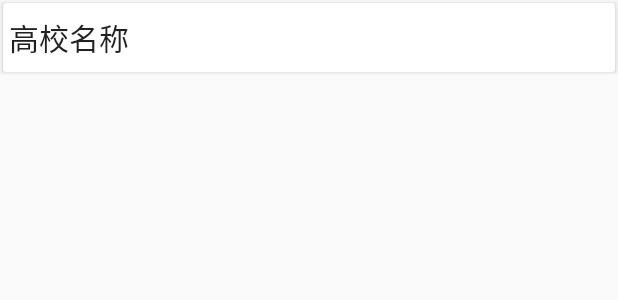
After one commit to styluo/CollegeEntranceExamination, an Android app: the layout item_majordetail_college.xml on its own in the app's theme, with its tools: preview values and no code run, on a phone screen of 412 x 824 dp. The commit adds this screen. Shown: the top 300 px of the screen. Run offline under Robolectric (Android 15) with nearby library versions, the phone set to English and light mode, and no system bars; network calls fail.

Commit message:
添加查询专业开设高校，并且修复数据由于多线程导致重复加载问题，因为监听滑动事件，并另启线程加载数据导致了数据部分丢失以及部分重复的问题已经修复

```diff
--- a/app/src/main/java/edu/shu/styluo/collegeentranceexamination/customview/BasePopupWindow.java
+++ b/app/src/main/java/edu/shu/styluo/collegeentranceexamination/customview/BasePopupWindow.java
@@ -7,7 +7,6 @@ import android.graphics.drawable.ColorDrawable;
 import android.graphics.drawable.Drawable;
 import android.view.KeyEvent;
 import android.view.View;
-import android.view.ViewGroup;
 import android.view.Window;
 import android.view.WindowManager;
 import android.widget.PopupWindow;
@@ -54,8 +53,8 @@ public class BasePopupWindow extends PopupWindow {
      * */
     private void initBasePopupWindow() {
         setAnimationStyle(android.R.style.Animation_Dialog);
-        setHeight(ViewGroup.LayoutParams.WRAP_CONTENT);
-        setWidth(ViewGroup.LayoutParams.WRAP_CONTENT);
+       // setHeight(ViewGroup.LayoutParams.MATCH_PARENT);
+       // setWidth(ViewGroup.LayoutParams.MATCH_PARENT);
         setOutsideTouchable(true);
         setFocusable(true);
     }
--- a/app/src/main/java/edu/shu/styluo/collegeentranceexamination/presenter/MajorListContract.java
+++ b/app/src/main/java/edu/shu/styluo/collegeentranceexamination/presenter/MajorListContract.java
@@ -32,6 +32,12 @@ public interface MajorListContract {
          * @param majorInfoList
          */
         public void getMoreData(List<MajorInfo> majorInfoList);
+
+        /**
+         * 设置加载状态
+         * @param isLoading
+         */
+        public void setLoadingState(boolean isLoading);
     }
 
     interface presenter extends BasePresenter{
--- a/app/src/main/java/edu/shu/styluo/collegeentranceexamination/presenter/MajorListPresenter.java
+++ b/app/src/main/java/edu/shu/styluo/collegeentranceexamination/presenter/MajorListPresenter.java
@@ -98,6 +98,7 @@ public class MajorListPresenter implements MajorListContract.presenter{
             public void onAsyncOperationCompleted(AsyncOperation operation) {
                 List<MajorInfo> majorInfoList = (List<MajorInfo>) operation.getResult();
                 mMajorListView.getMoreData(majorInfoList);
+                mMajorListView.setLoadingState(false);
             }
         });
 
--- a/app/src/main/java/edu/shu/styluo/collegeentranceexamination/utils/CorrectLocalDataUtils.java
+++ b/app/src/main/java/edu/shu/styluo/collegeentranceexamination/utils/CorrectLocalDataUtils.java
@@ -18,7 +18,7 @@ public class CorrectLocalDataUtils {
         if(isContainsStr(majorId)){
             return majorId; //含有字母的majorId未出错
         }
-        StringBuffer result = new StringBuffer(0);
+        StringBuffer result = new StringBuffer("0");
         //如果只有5位，则说明缺了前导0
         if(majorId.length() == 5){
             return result.append(majorId).toString();
--- /dev/null
+++ b/app/src/main/res/layout/item_majordetail_college.xml
@@ -0,0 +1,26 @@
+<?xml version="1.0" encoding="utf-8"?>
+<LinearLayout xmlns:android="http://schemas.android.com/apk/res/android"
+    xmlns:tools="http://schemas.android.com/tools"
+    android:orientation="vertical" android:layout_width="match_parent"
+    android:layout_height="wrap_content">
+
+    <android.support.v7.widget.CardView
+        android:layout_width="match_parent"
+        android:layout_height="wrap_content"
+        android:layout_margin="@dimen/pw_cv_margin">
+        <LinearLayout
+            style="@style/MajoInfo.Widget.CardContent"
+            android:layout_width="match_parent"
+            android:layout_height="wrap_content">
+
+            <TextView
+                android:id="@+id/tv_majordetail_college"
+                android:layout_width="match_parent"
+                android:layout_height="wrap_content"
+                android:textAppearance="@style/TextAppearance.AppCompat.Title"
+                android:lines="1"
+                android:ellipsize="end"
+                tools:text="高校名称"/>
+        </LinearLayout>
+    </android.support.v7.widget.CardView>
+</LinearLayout>
--- a/app/src/main/res/values/dimens.xml
+++ b/app/src/main/res/values/dimens.xml
@@ -43,4 +43,9 @@
 
     <!--MajorInfoDetailActivity-->
     <dimen name="major_detail_cv_margin">2dp</dimen>
+
+    <!--MajorInfoDetail下的PopupWindow-->
+    <dimen name="pw_major_detail_lw">320dp</dimen>
+    <dimen name="pw_major_detail_lh">480dp</dimen>
+    <dimen name="pw_cv_margin">2dp</dimen>
 </resources>
```
Also changed, not shown: app/src/main/java/edu/shu/styluo/collegeentranceexamination/presenter/MajorInfoDetailContract.java (+38 -0 lines), app/src/main/java/edu/shu/styluo/collegeentranceexamination/presenter/MajorInfoDetailPresenter.java (+50 -0 lines), app/src/main/java/edu/shu/styluo/collegeentranceexamination/view/activity/MajorInfoDetailActivity.java (+84 -3 lines), app/src/main/java/edu/shu/styluo/collegeentranceexamination/view/activity/MajorListActivity.java (+10 -3 lines), app/src/main/java/edu/shu/styluo/collegeentranceexamination/view/adapter/MajorDetailPopupRecyclerAdapter.java (added, +47 -0 lines), app/src/main/java/edu/shu/styluo/collegeentranceexamination/view/viewhodler/MajorDetailPopupRecyclerViewHolder.java (added, +28 -0 lines), app/src/main/res/layout/popupwindow_majorinfo_college.xml (+9 -7 lines).
